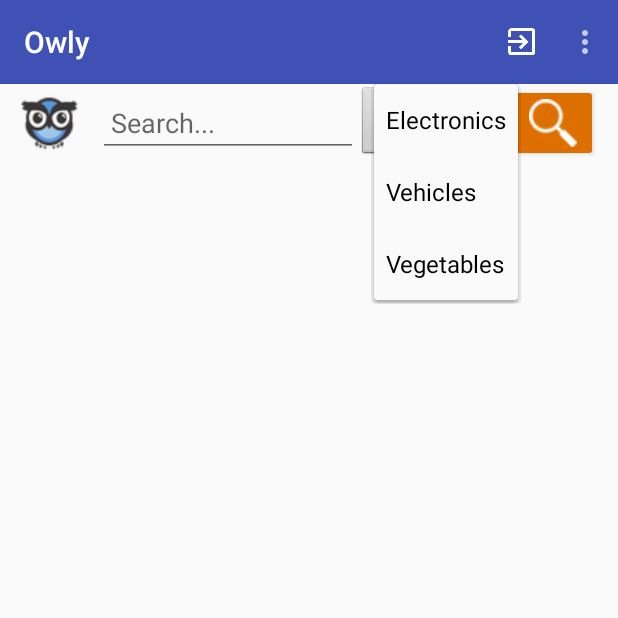
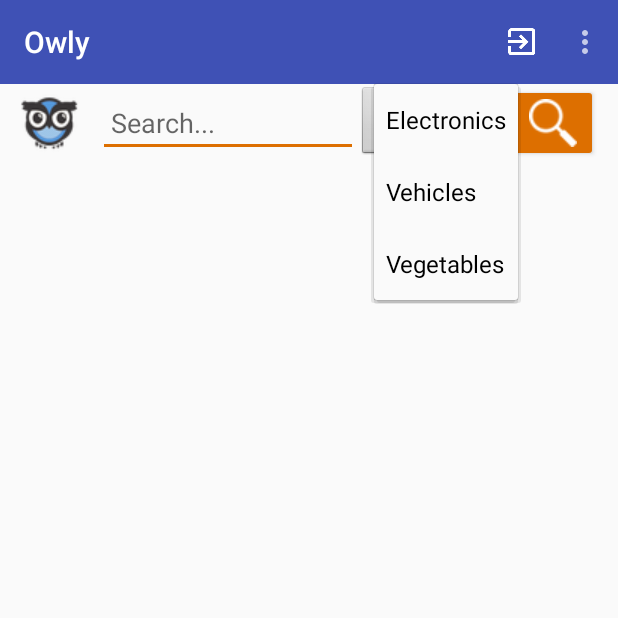
Before and after one commit to jSchnitzer1/OwlyAndroidApp, an Android app: the screen it shows after launch once a user with an empty profile is signed in (HomeActivity), after a tap on an icon or button, on a phone screen of 412 x 824 dp, the top half of it. Run offline under Robolectric (Android 15) with nearby library versions, the phone set to English and light mode, and no system bars; our stand-ins replace Firebase (no records; nobody signed in at launch, a user with empty details on screens opened directly), RxJava; libraries missing offline, so code that uses them is left out: com.facebook, com.facebook.drawee, com.facebook.login, kotterknife.bindOptionalView, kotterknife.bindView; network calls fail; pictures from the network do not load; 12 statements that could not run were skipped.

Commit message:
Enabling keyboard for EditText

```diff
--- a/app/src/main/res/layout/activity_home.xml
+++ b/app/src/main/res/layout/activity_home.xml
@@ -22,8 +22,7 @@
         android:id="@+id/main_controls"
         android:layout_width="match_parent"
         android:layout_height="52dp"
-        android:layout_below="@+id/toolbar"
-        android:descendantFocusability="blocksDescendants">
+        android:layout_below="@+id/toolbar">
 
         <ImageView
             android:id="@+id/imageView"
```
